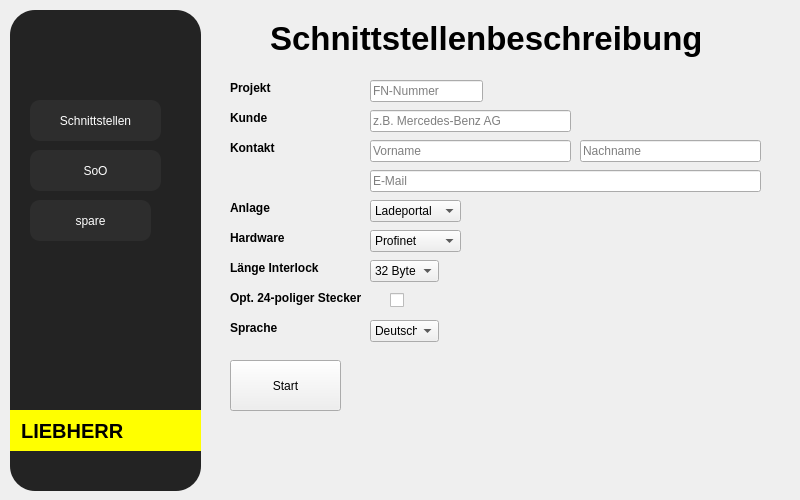
The window that UI/Mainwindow/UI_Mainwindow.ui (Annawillswissen/BaseDocGeneratorAnna) describes before a commit, drawn with Qt 5.
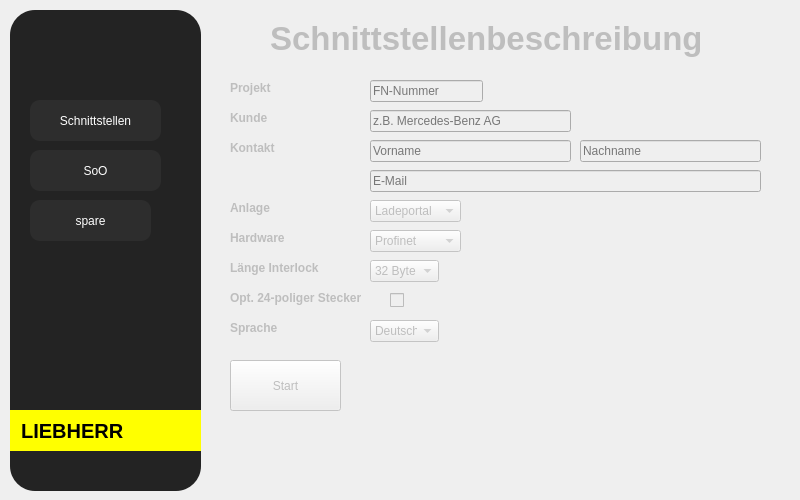
The same window after the commit.

The edit to the form file:
```diff
--- a/UI/Mainwindow/UI_Mainwindow.ui
+++ b/UI/Mainwindow/UI_Mainwindow.ui
@@ -156,6 +156,9 @@
     </widget>
    </widget>
    <widget class="QStackedWidget" name="sw_nav_bar">
+    <property name="enabled">
+     <bool>false</bool>
+    </property>
     <property name="geometry">
      <rect>
       <x>220</x>
@@ -435,6 +438,9 @@
       </property>
      </widget>
      <widget class="QPushButton" name="pb_start">
+      <property name="enabled">
+       <bool>false</bool>
+      </property>
       <property name="geometry">
        <rect>
         <x>10</x>
```
Left out of the diff: 3 changed lines with no effect on the pictures.
